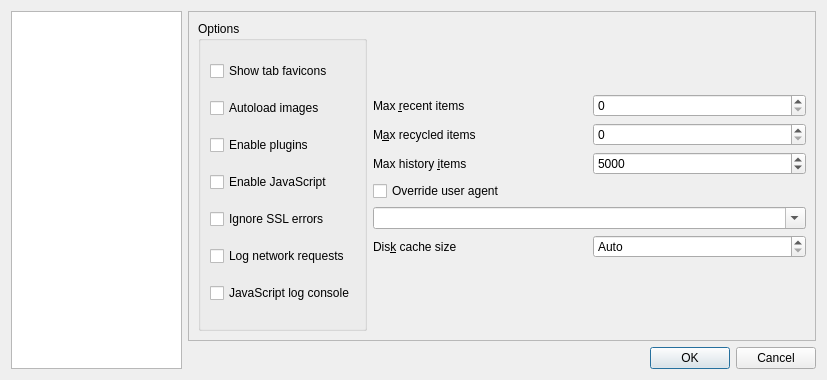
Old version of the form settingsdlg.ui in the repository kernel1024/jpreader.
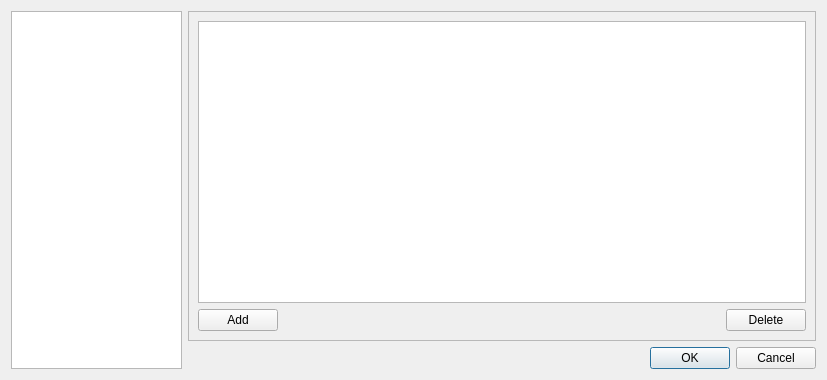
New version of the form. The open tabs and pages were chosen to show the change.

Patch:
```diff
--- a/settingsdlg.ui
+++ b/settingsdlg.ui
@@ -1239,6 +1239,54 @@
          </item>
         </layout>
        </widget>
+       <widget class="QWidget" name="page">
+        <layout class="QVBoxLayout" name="verticalLayout_5">
+         <item>
+          <widget class="QTableView" name="listTransDirections">
+           <property name="selectionMode">
+            <enum>QAbstractItemView::SingleSelection</enum>
+           </property>
+           <property name="gridStyle">
+            <enum>Qt::DotLine</enum>
+           </property>
+           <property name="wordWrap">
+            <bool>false</bool>
+           </property>
+          </widget>
+         </item>
+         <item>
+          <layout class="QHBoxLayout" name="horizontalLayout_10">
+           <item>
+            <widget class="QPushButton" name="buttonAddTrDir">
+             <property name="text">
+              <string>Add</string>
+             </property>
+            </widget>
+           </item>
+           <item>
+            <spacer name="horizontalSpacer_3">
+             <property name="orientation">
+              <enum>Qt::Horizontal</enum>
+             </property>
+             <property name="sizeHint" stdset="0">
+              <size>
+               <width>40</width>
+               <height>20</height>
+              </size>
+             </property>
+            </spacer>
+           </item>
+           <item>
+            <widget class="QPushButton" name="buttonDelTrDir">
+             <property name="text">
+              <string>Delete</string>
+             </property>
+            </widget>
+           </item>
+          </layout>
+         </item>
+        </layout>
+       </widget>
        <widget class="QWidget" name="tab">
         <layout class="QVBoxLayout" name="verticalLayout_3">
          <item>
```
Left out of the diff: 3 changed lines with no effect on the pictures.
